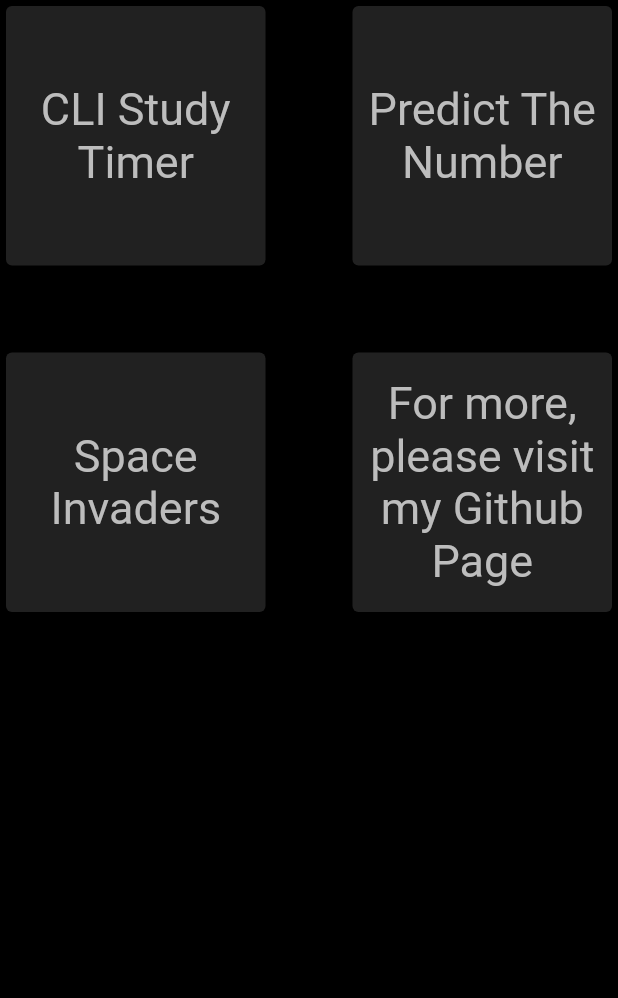
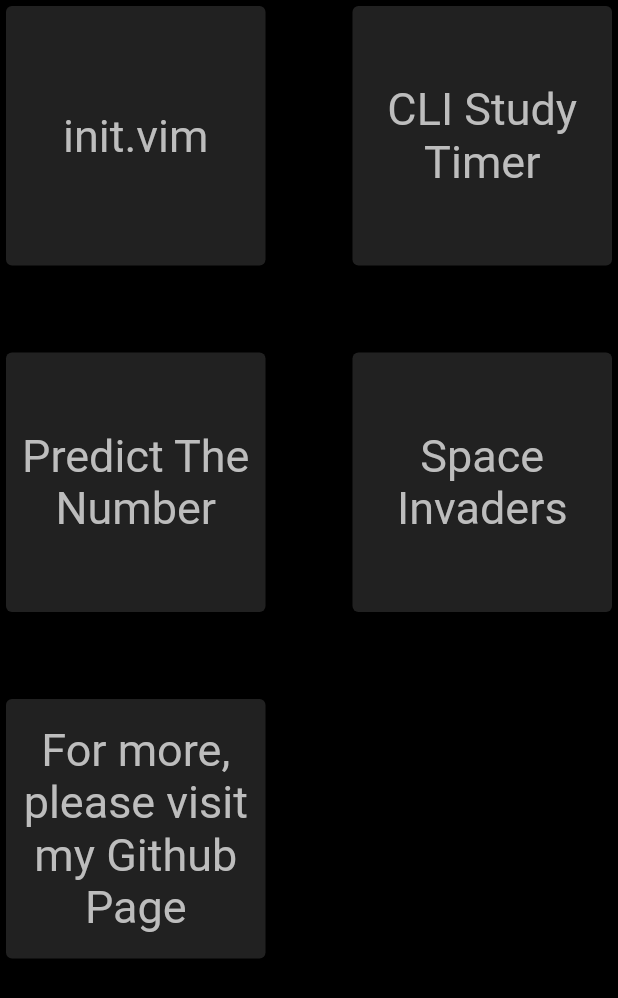
Before and after one commit to alicagatay/alicagatays_personal_webpage, a Flutter app: the screen it shows after launch, after a tap on "projects", on a phone screen of 412 x 824 dp. Shown: the top 998 px of the screen. Run offline on Flutter 3.47's test engine with Material 2 defaults, Android fonts, the phone set to English and light mode, and no system bars.

Commit message:
Added a new project to the project list on my website.

```diff
--- a/lib/projects_page.dart
+++ b/lib/projects_page.dart
@@ -1,6 +1,7 @@
 import 'package:alicagatays_personal_webpage/Projects/cli_study_timer.dart';
 import 'package:alicagatays_personal_webpage/Projects/predict_the_number.dart';
 import 'package:alicagatays_personal_webpage/Projects/space_invaders.dart';
+import 'package:alicagatays_personal_webpage/Projects/init_vim.dart';
 import 'package:flutter/material.dart';
 import 'package:url_launcher/url_launcher.dart';
 
@@ -25,6 +26,27 @@
           crossAxisSpacing: 50,
           mainAxisSpacing: 50,
           children: <Widget>[
+            InkWell(
+              onTap: () {
+                Navigator.push(
+                  context,
+                  MaterialPageRoute(builder: (context) => const InitVim()),
+                );
+              },
+              child: Card(
+                color: Colors.grey[900],
+                child: Center(
+                  child: Text(
+                    "init.vim",
+                    textAlign: TextAlign.center,
+                    style: TextStyle(
+                      color: Colors.grey[400],
+                      fontSize: 30,
+                    ),
+                  ),
+                ),
+              ),
+            ),
             InkWell(
               onTap: () {
                 Navigator.push(
```
Also changed, not shown: lib/Projects/init_vim.dart (added, +43 -0 lines), 2 other files.
